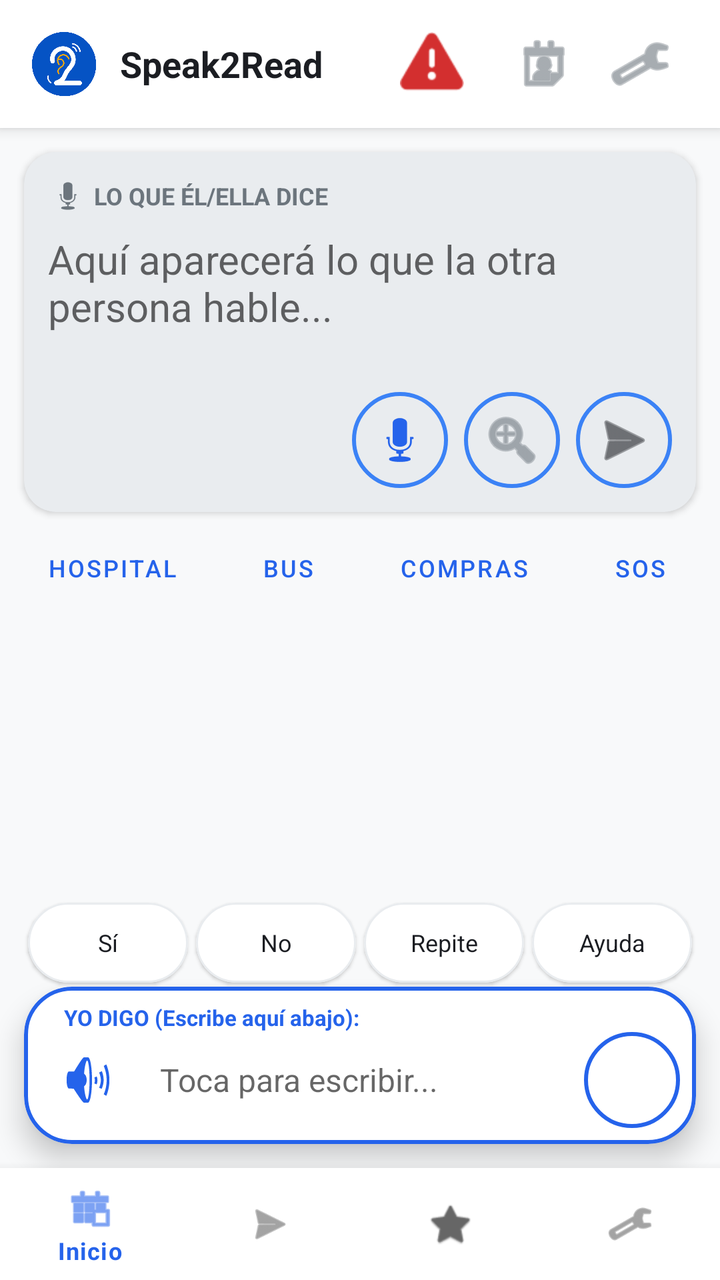
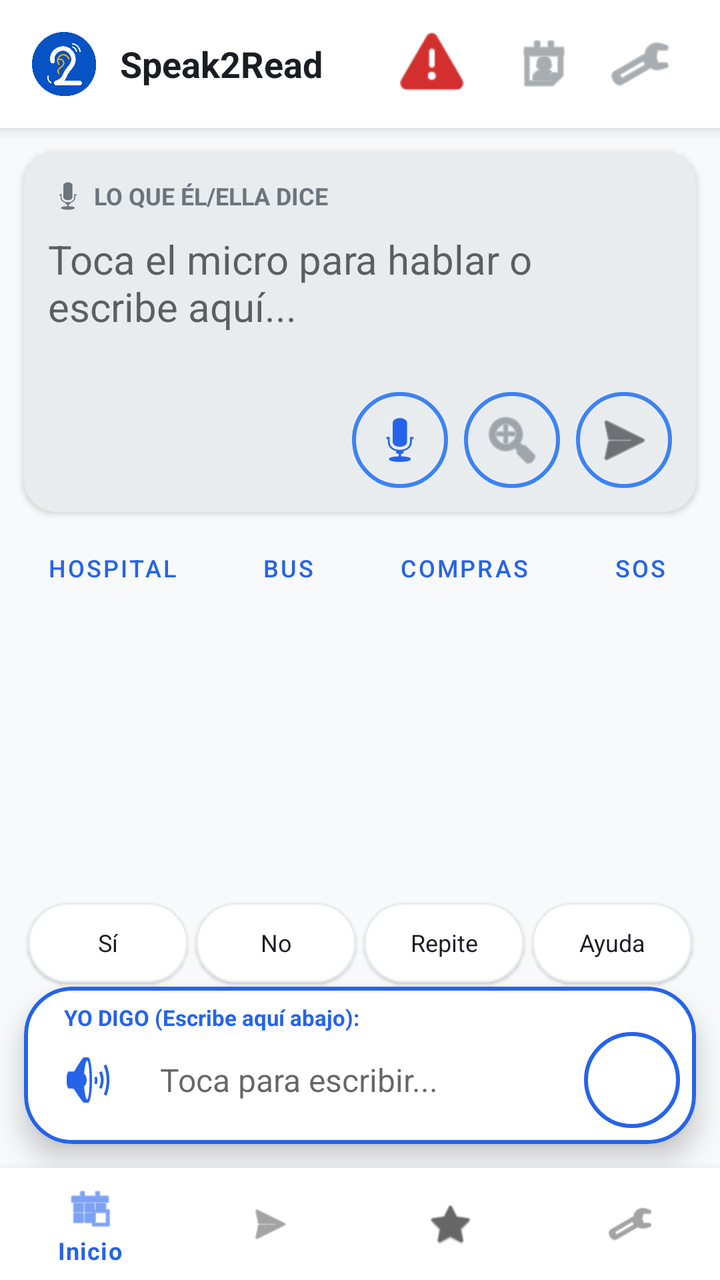

An Android layout rendered at two revisions. The XML below is the earlier revision; the diff shows what the commit changed to produce the second picture.
<!-- AndroidManifest.xml: activity theme Theme.Speak2Read -->
<!-- res/layout/activity_home.xml -->
<?xml version="1.0" encoding="utf-8"?>
<androidx.constraintlayout.widget.ConstraintLayout xmlns:android="http://schemas.android.com/apk/res/android"
    xmlns:app="http://schemas.android.com/apk/res-auto"
    android:layout_width="match_parent"
    android:layout_height="match_parent"
    android:background="@color/s2r_background">

    
    <com.google.android.material.card.MaterialCardView
        android:id="@+id/sosHeader"
        android:layout_width="match_parent"
        android:layout_height="64dp"
        app:cardElevation="4dp"
        app:cardCornerRadius="0dp"
        app:layout_constraintTop_toTopOf="parent"
        app:cardBackgroundColor="@color/s2r_surface">

        <LinearLayout
            android:layout_width="match_parent"
            android:layout_height="match_parent"
            android:orientation="horizontal"
            android:gravity="center_vertical"
            android:paddingHorizontal="16dp">

            <ImageView
                android:layout_width="32dp"
                android:layout_height="32dp"
                android:src="@drawable/logo_final_v5"
                android:contentDescription="Logo" />

            <TextView
                android:layout_width="0dp"
                android:layout_height="wrap_content"
                android:layout_weight="1"
                android:layout_marginStart="12dp"
                android:text="Speak2Read"
                android:textStyle="bold"
                android:textSize="18sp"
                android:textColor="@color/s2r_text_primary" />

            <ImageButton
                android:id="@+id/btnSosHeader"
                android:layout_width="48dp"
                android:layout_height="48dp"
                android:background="?attr/selectableItemBackgroundBorderless"
                android:src="@android:drawable/ic_dialog_alert"
                app:tint="@color/s2r_alert"
                android:contentDescription="Botón de pánico" />

            <ImageButton
                android:id="@+id/btnSelectContact"
                android:layout_width="48dp"
                android:layout_height="48dp"
                android:background="?attr/selectableItemBackgroundBorderless"
                android:src="@android:drawable/ic_menu_my_calendar"
                app:tint="@color/s2r_text_secondary"
                android:layout_marginStart="8dp"
                android:contentDescription="Contactos" />

            <ImageButton
                android:id="@+id/btnSettings"
                android:layout_width="48dp"
                android:layout_height="48dp"
                android:background="?attr/selectableItemBackgroundBorderless"
                android:src="@android:drawable/ic_menu_preferences"
                app:tint="@color/s2r_text_secondary"
                android:contentDescription="Ajustes" />
        </LinearLayout>
    </com.google.android.material.card.MaterialCardView>

    
    <com.google.android.material.card.MaterialCardView
        android:id="@+id/cardTranscription"
        android:layout_width="match_parent"
        android:layout_height="180dp"
        android:layout_margin="12dp"
        app:cardCornerRadius="16dp"
        app:cardElevation="2dp"
        app:cardBackgroundColor="@color/s2r_bubble_interlocutor"
        app:layout_constraintTop_toBottomOf="@id/sosHeader">

        <LinearLayout
            android:layout_width="match_parent"
            android:layout_height="match_parent"
            android:orientation="vertical"
            android:padding="12dp">

            <LinearLayout
                android:layout_width="match_parent"
                android:layout_height="wrap_content"
                android:orientation="horizontal"
                android:gravity="center_vertical"
                android:layout_marginBottom="8dp">
                <ImageView
                    android:layout_width="20dp"
                    android:layout_height="20dp"
                    android:src="@android:drawable/ic_btn_speak_now"
                    app:tint="@color/s2r_text_secondary"
                    android:contentDescription="Escuchando" />
                <TextView
                    android:layout_width="wrap_content"
                    android:layout_height="wrap_content"
                    android:text=" LO QUE ÉL/ELLA DICE"
                    android:textAllCaps="true"
                    android:textSize="12sp"
                    android:textStyle="bold"
                    android:textColor="@color/s2r_text_secondary" />
            </LinearLayout>

            <EditText
                android:id="@+id/etTranscription"
                android:layout_width="match_parent"
                android:layout_height="0dp"
                android:layout_weight="1"
                android:background="@null"
                android:gravity="top"
                android:hint="Aquí aparecerá lo que la otra persona hable..."
                android:textColor="@color/s2r_text_primary"
                android:textSize="20sp"
                android:focusable="false"
                android:inputType="none"
                android:autofillHints="" />

            <LinearLayout
                android:layout_width="match_parent"
                android:layout_height="wrap_content"
                android:gravity="end"
                android:orientation="horizontal">

                <ImageButton
                    android:id="@+id/btnMicTranscription"
                    android:layout_width="48dp"
                    android:layout_height="48dp"
                    android:background="@drawable/bg_quick_reply_card"
                    android:src="@android:drawable/ic_btn_speak_now"
                    app:tint="@color/s2r_bubble_usuario"
                    android:contentDescription="Micrófono" />

                <ImageButton
                    android:id="@+id/btnFullscreenTranscription"
                    android:layout_width="48dp"
                    android:layout_height="48dp"
                    android:layout_marginStart="8dp"
                    android:background="@drawable/bg_quick_reply_card"
                    android:src="@android:drawable/ic_menu_zoom"
                    app:tint="@color/s2r_text_secondary"
                    android:contentDescription="Pantalla completa" />

                <ImageButton
                    android:id="@+id/btnSendTranscription"
                    android:layout_width="48dp"
                    android:layout_height="48dp"
                    android:layout_marginStart="8dp"
                    android:background="@drawable/bg_quick_reply_card"
                    android:src="@android:drawable/ic_menu_send"
                    app:tint="@color/s2r_text_primary"
                    android:contentDescription="Enviar" />
            </LinearLayout>
        </LinearLayout>
    </com.google.android.material.card.MaterialCardView>

    
    <HorizontalScrollView
        android:id="@+id/scrollContext"
        android:layout_width="match_parent"
        android:layout_height="wrap_content"
        android:scrollbars="none"
        android:layout_marginHorizontal="12dp"
        app:layout_constraintTop_toBottomOf="@id/cardTranscription">
        <LinearLayout
            android:layout_width="wrap_content"
            android:layout_height="wrap_content"
            android:orientation="horizontal"
            android:paddingVertical="4dp">
            <Button android:id="@+id/btnHospital" style="@style/Widget.MaterialComponents.Button.TextButton" android:layout_width="wrap_content" android:layout_height="wrap_content" android:text="Hospital" android:textSize="12sp" />
            <Button android:id="@+id/btnTransporte" style="@style/Widget.MaterialComponents.Button.TextButton" android:layout_width="wrap_content" android:layout_height="wrap_content" android:text="Bus" android:textSize="12sp" />
            <Button android:id="@+id/btnCompras" style="@style/Widget.MaterialComponents.Button.TextButton" android:layout_width="wrap_content" android:layout_height="wrap_content" android:text="Compras" android:textSize="12sp" />
            <Button android:id="@+id/btnEmergencia" style="@style/Widget.MaterialComponents.Button.TextButton" android:layout_width="wrap_content" android:layout_height="wrap_content" android:text="SOS" android:textSize="12sp" />
            <Button android:id="@+id/btnPersonalizado" style="@style/Widget.MaterialComponents.Button.TextButton" android:layout_width="wrap_content" android:layout_height="wrap_content" android:text="Mío" android:textSize="12sp" />
        </LinearLayout>
    </HorizontalScrollView>

    
    <androidx.recyclerview.widget.RecyclerView
        android:id="@+id/recyclerChat"
        android:layout_width="match_parent"
        android:layout_height="0dp"
        android:padding="8dp"
        android:clipToPadding="false"
        app:layout_constraintTop_toBottomOf="@id/scrollContext"
        app:layout_constraintBottom_toTopOf="@id/quickRepliesLayout" />

    
    <LinearLayout
        android:id="@+id/quickRepliesLayout"
        android:layout_width="match_parent"
        android:layout_height="wrap_content"
        android:orientation="horizontal"
        android:gravity="center"
        android:paddingHorizontal="12dp"
        app:layout_constraintBottom_toTopOf="@id/cardInput">

        <com.google.android.material.card.MaterialCardView
            android:id="@+id/qr_si"
            android:layout_width="0dp"
            android:layout_height="40dp"
            android:layout_weight="1"
            android:layout_margin="2dp"
            app:cardCornerRadius="20dp"
            app:cardBackgroundColor="@color/s2r_surface"
            app:strokeWidth="1dp"
            app:strokeColor="@color/s2r_bubble_interlocutor">
            <TextView android:id="@+id/tvQr1" android:layout_width="match_parent" android:layout_height="match_parent" android:gravity="center" android:text="Sí" android:textSize="12sp" android:textColor="@color/s2r_text_primary" />
        </com.google.android.material.card.MaterialCardView>

        <com.google.android.material.card.MaterialCardView
            android:id="@+id/qr_no"
            android:layout_width="0dp"
            android:layout_height="40dp"
            android:layout_weight="1"
            android:layout_margin="2dp"
            app:cardCornerRadius="20dp"
            app:cardBackgroundColor="@color/s2r_surface"
            app:strokeWidth="1dp"
            app:strokeColor="@color/s2r_bubble_interlocutor">
            <TextView android:id="@+id/tvQr2" android:layout_width="match_parent" android:layout_height="match_parent" android:gravity="center" android:text="No" android:textSize="12sp" android:textColor="@color/s2r_text_primary" />
        </com.google.android.material.card.MaterialCardView>

        <com.google.android.material.card.MaterialCardView
            android:id="@+id/qr_repite"
            android:layout_width="0dp"
            android:layout_height="40dp"
            android:layout_weight="1"
            android:layout_margin="2dp"
            app:cardCornerRadius="20dp"
            app:cardBackgroundColor="@color/s2r_surface"
            app:strokeWidth="1dp"
            app:strokeColor="@color/s2r_bubble_interlocutor">
            <TextView android:id="@+id/tvQr3" android:layout_width="match_parent" android:layout_height="match_parent" android:gravity="center" android:text="Repite" android:textSize="12sp" android:textColor="@color/s2r_text_primary" />
        </com.google.android.material.card.MaterialCardView>

        <com.google.android.material.card.MaterialCardView
            android:id="@+id/qr_ayuda"
            android:layout_width="0dp"
            android:layout_height="40dp"
            android:layout_weight="1"
            android:layout_margin="2dp"
            app:cardCornerRadius="20dp"
            app:cardBackgroundColor="@color/s2r_surface"
            app:strokeWidth="1dp"
            app:strokeColor="@color/s2r_bubble_interlocutor">
            <TextView android:id="@+id/tvQr4" android:layout_width="match_parent" android:layout_height="match_parent" android:gravity="center" android:text="Ayuda" android:textSize="12sp" android:textColor="@color/s2r_text_primary" />
        </com.google.android.material.card.MaterialCardView>
    </LinearLayout>

    
    <com.google.android.material.card.MaterialCardView
        android:id="@+id/cardInput"
        android:layout_width="match_parent"
        android:layout_height="wrap_content"
        android:layout_margin="12dp"
        app:cardCornerRadius="24dp"
        app:cardElevation="8dp"
        app:strokeWidth="2dp"
        app:strokeColor="@color/s2r_bubble_usuario"
        app:layout_constraintBottom_toTopOf="@id/bottom_navigation">

        <LinearLayout
            android:layout_width="match_parent"
            android:layout_height="wrap_content"
            android:orientation="vertical"
            android:padding="8dp">

            <TextView
                android:layout_width="wrap_content"
                android:layout_height="wrap_content"
                android:layout_marginStart="12dp"
                android:text="YO DIGO (Escribe aquí abajo):"
                android:textSize="11sp"
                android:textStyle="bold"
                android:textColor="@color/s2r_bubble_usuario" />

            <LinearLayout
                android:layout_width="match_parent"
                android:layout_height="wrap_content"
                android:orientation="horizontal"
                android:gravity="center_vertical">

                <ImageButton
                    android:id="@+id/btnSpeaker"
                    android:layout_width="48dp"
                    android:layout_height="48dp"
                    android:background="?attr/selectableItemBackgroundBorderless"
                    android:src="@android:drawable/ic_lock_silent_mode_off"
                    app:tint="@color/s2r_bubble_usuario"
                    android:contentDescription="Hablar" />

                <EditText
                    android:id="@+id/etMessage"
                    android:layout_width="0dp"
                    android:layout_height="wrap_content"
                    android:layout_weight="1"
                    android:background="@null"
                    android:hint="Toca para escribir..."
                    android:padding="12dp"
                    android:textColor="@color/s2r_text_primary"
                    android:textSize="16sp"
                    android:inputType="textShortMessage"
                    android:autofillHints="" />

                <ImageButton
                    android:id="@+id/btnSendMessage"
                    android:layout_width="48dp"
                    android:layout_height="48dp"
                    android:background="@drawable/bg_quick_reply_card"
                    android:backgroundTint="@color/s2r_bubble_usuario"
                    android:src="@android:drawable/ic_menu_send"
                    app:tint="@color/white"
                    android:contentDescription="Enviar" />
            </LinearLayout>
        </LinearLayout>
    </com.google.android.material.card.MaterialCardView>

    <com.google.android.material.bottomnavigation.BottomNavigationView
        android:id="@+id/bottom_navigation"
        android:layout_width="match_parent"
        android:layout_height="wrap_content"
        app:layout_constraintBottom_toBottomOf="parent"
        app:menu="@menu/bottom_nav_menu"
        android:background="@color/s2r_surface" />

    
    <FrameLayout
        android:id="@+id/emergencyOverlay"
        android:layout_width="match_parent"
        android:layout_height="match_parent"
        android:background="#E6D32F2F"
        android:visibility="gone"
        android:clickable="true"
        android:focusable="true">
        <LinearLayout
            android:layout_width="match_parent"
            android:layout_height="match_parent"
            android:gravity="center"
            android:orientation="vertical">
            <ImageView
                android:id="@+id/imgWarning"
                android:layout_width="120dp"
                android:layout_height="120dp"
                android:src="@android:drawable/ic_dialog_alert"
                app:tint="@color/white"
                android:contentDescription="Alerta" />
            <TextView
                android:id="@+id/tvEmergencyTitle"
                android:layout_width="wrap_content"
                android:layout_height="wrap_content"
                android:text="¡ALERTA!"
                android:textColor="@color/white"
                android:textSize="40sp"
                android:textStyle="bold" />
            <TextView
                android:id="@+id/tvEmergencyType"
                android:layout_width="wrap_content"
                android:layout_height="wrap_content"
                android:text="Sonido de Peligro"
                android:textColor="@color/white"
                android:textSize="24sp"
                android:gravity="center"
                android:layout_marginTop="8dp" />
            <Button
                android:id="@+id/btnAcknowledge"
                android:layout_width="wrap_content"
                android:layout_height="wrap_content"
                android:layout_marginTop="40dp"
                android:paddingHorizontal="32dp"
                android:backgroundTint="@color/white"
                android:text="ENTENDIDO"
                android:textColor="@color/s2r_alert" />
        </LinearLayout>
    </FrameLayout>

</androidx.constraintlayout.widget.ConstraintLayout>
<!-- resources referenced by this layout -->
<resources>
  <color name="s2r_alert">#D32F2F</color>
  <color name="s2r_background">#F8F9FA</color>
  <color name="s2r_bubble_interlocutor">#E9ECEF</color>
  <color name="s2r_bubble_usuario">#2563EB</color>
  <color name="s2r_surface">#FFFFFF</color>
  <color name="s2r_text_primary">#1B1D22</color>
  <color name="s2r_text_secondary">#6C757D</color>
  <color name="white">#FFFFFFFF</color>
  <!-- drawable bg_quick_reply_card (drawable) -->
  <?xml version="1.0" encoding="utf-8"?>
  <shape xmlns:android="http://schemas.android.com/apk/res/android">
      <solid android:color="@android:color/transparent"/>
      <corners android:radius="24dp"/>
      <stroke
          android:width="2dp"
          android:color="@color/s2r_accent"/>
  </shape>
  <!-- drawable logo_final_v5: png bitmap (drawable, 19149 bytes) -->
  <style name="Theme.Speak2Read" parent="Theme.MaterialComponents.DayNight.NoActionBar">
          <item name="colorPrimary">@color/s2r_bubble_usuario</item>
          <item name="colorPrimaryVariant">@color/s2r_bubble_usuario</item>
          <item name="colorOnPrimary">@color/white</item>
          <item name="android:windowBackground">@color/s2r_background</item>
          <item name="android:colorBackground">@color/s2r_background</item>
          <item name="android:textColorPrimary">@color/s2r_text_primary</item>
          <item name="android:textColor">@color/s2r_text_primary</item>
      </style>
  <color name="s2r_accent">#3B82F6</color>
</resources>

<!-- the commit's change to res/layout/activity_home.xml (unified diff, before → after) -->
@@ -114,11 +114,12 @@
                 android:layout_weight="1"
                 android:background="@null"
                 android:gravity="top"
-                android:hint="Aquí aparecerá lo que la otra persona hable..."
+                android:hint="Toca el micro para hablar o escribe aquí..."
                 android:textColor="@color/s2r_text_primary"
                 android:textSize="20sp"
-                android:focusable="false"
-                android:inputType="none"
+                android:focusable="true"
+                android:enabled="true"
+                android:inputType="textMultiLine"
                 android:autofillHints="" />
 
             <LinearLayout
